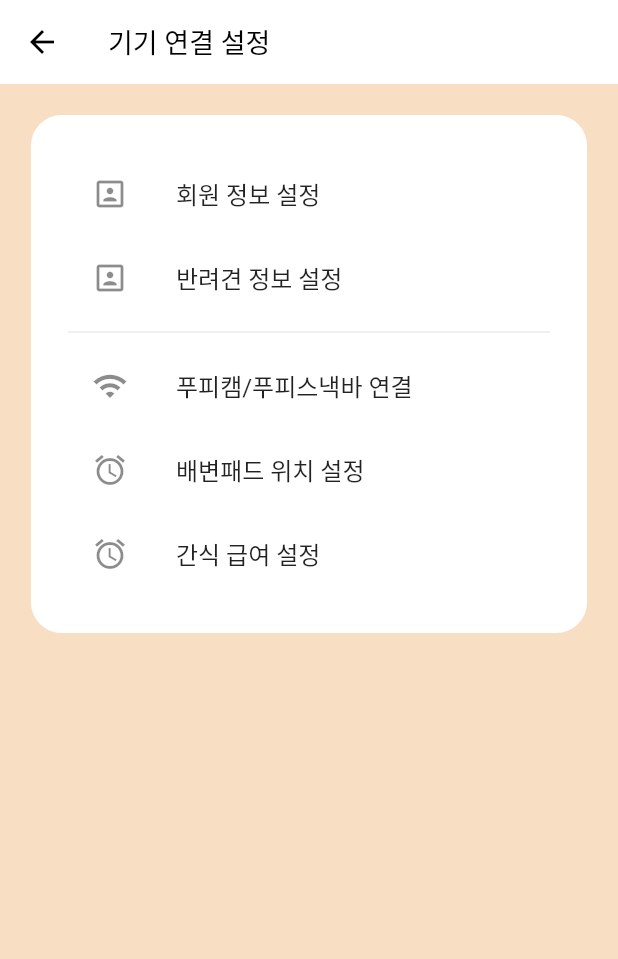
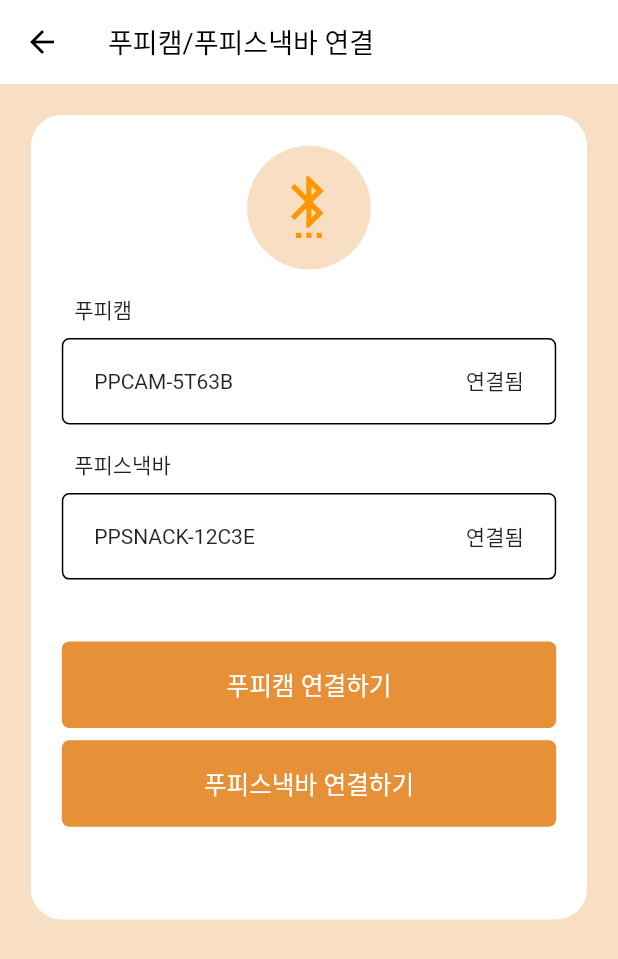
Before and after one commit to livlikwav/GoodPooPee_frontend, a Flutter app: the SettingDeviceScreen screen opened by its route, on a phone screen of 412 x 824 dp. Shown: the top 959 px of the screen. Run offline on Flutter 3.47's test engine with Material 2 defaults, Android fonts, the phone set to English and light mode, and no system bars; our stand-ins replace fl_chart, flutter_slidable, flutter_svg; missing offline and left inert: fab_circular_menu.

Commit message:
Refine first screen of setting:device

```diff
--- a/gpp_app/lib/screens/settings/screens/device.dart
+++ b/gpp_app/lib/screens/settings/screens/device.dart
@@ -1,13 +1,25 @@
 import 'package:flutter/material.dart';
-import 'package:gpp_app/routes.dart';
+import 'package:gpp_app/constants/assets.dart';
 import 'package:gpp_app/util/size_config.dart';
+import 'package:gpp_app/widgets/custom_text_field.dart';
+import 'package:gpp_app/widgets/default_button.dart';
 
-class SettingDeviceScreen extends StatelessWidget {
+class SettingDeviceScreen extends StatefulWidget {
+  @override
+  _SettingDeviceScreenState createState() => _SettingDeviceScreenState();
+}
+
+class _SettingDeviceScreenState extends State<SettingDeviceScreen> {
+  String nickname = '원씽';
+  String nicknameHint = '새 닉네임을 입력하세요';
+  String email = 'Gaonrudal@gmail.com';
+  String emailHint = '이것이 보이면 오류입니다';
+
   @override
   Widget build(BuildContext context) {
     return Scaffold(
       primary: true,
-      appBar: AppBar(title: Text('기기 연결 설정')),
+      appBar: AppBar(title: Text('푸피캠/푸피스낵바 연결')),
       body: _buildBody(context),
     );
   }
@@ -27,47 +39,28 @@ class SettingDeviceScreen extends StatelessWidget {
           child: Column(
             children: [
               Container(
+                padding: EdgeInsets.all(getBlockSizeHorizontal(5)),
                 decoration: BoxDecoration(
                   color: Colors.white,
                   borderRadius:
                       BorderRadius.circular(getBlockSizeHorizontal(5)),
                 ),
-                child: ListView(
-                  physics: const NeverScrollableScrollPhysics(),
-                  shrinkWrap: true,
-                  padding: EdgeInsets.all(getBlockSizeVertical(3)),
-                  children: <Widget>[
-                    ListTile(
-                      leading: Icon(Icons.portrait),
-                      title: Text('회원 정보 설정'),
-                      onTap: () =>
-                          Navigator.of(context).pushNamed(Routes.report),
-                    ),
-                    ListTile(
-                      leading: Icon(Icons.portrait),
-                      title: Text('반려견 정보 설정'),
-                      onTap: () =>
-                          Navigator.of(context).pushNamed(Routes.report),
-                    ),
-                    Divider(),
-                    ListTile(
-                      leading: Icon(Icons.wifi),
-                      title: Text('푸피캠/푸피스낵바 연결'),
-                      onTap: () =>
-                          Navigator.of(context).pushNamed(Routes.report),
-                    ),
-                    ListTile(
-                      leading: Icon(Icons.access_alarm),
-                      title: Text('배변패드 위치 설정'),
-                      onTap: () =>
-                          Navigator.of(context).pushNamed(Routes.report),
-                    ),
-                    ListTile(
-                      leading: Icon(Icons.access_alarm),
-                      title: Text('간식 급여 설정'),
-                      onTap: () =>
-                          Navigator.of(context).pushNamed(Routes.report),
-                    ),
+                child: Column(
+                  children: [
+                    _deviceAvatar(),
+                    SizedBox(
+                        width: getBlockSizeHorizontal(80),
+                        height: getBlockSizeVertical(1)),
+                    _subtitle('푸피캠'),
+                    _buildTextBox('PPCAM-5T63B', '연결됨'),
+                    SizedBox(height: getBlockSizeVertical(1)),
+                    _subtitle('푸피스낵바'),
+                    _buildTextBox('PPSNACK-12C3E', '연결됨'),
+                    SizedBox(height: getBlockSizeVertical(5)),
+                    DefaultButton(text: '푸피캠 연결하기', press: _connectPpcam),
+                    SizedBox(height: getBlockSizeVertical(1)),
+                    DefaultButton(text: '푸피스낵바 연결하기', press: _connectPpsnack),
+                    SizedBox(height: getBlockSizeVertical(5)),
                   ],
                 ),
               ),
@@ -75,4 +68,56 @@ class SettingDeviceScreen extends StatelessWidget {
           )),
     );
   }
+
+  Widget _buildTextBox(String name, String status) {
+    return Container(
+      padding: EdgeInsets.symmetric(horizontal: getBlockSizeHorizontal(5)),
+      height: getBlockSizeVertical(7),
+      decoration: BoxDecoration(
+        color: Colors.white,
+        borderRadius: BorderRadius.circular(5),
+        border: Border.all(
+          color: Colors.black,
+          width: 1.0,
+        ),
+      ),
+      child: Row(
+        mainAxisAlignment: MainAxisAlignment.spaceBetween,
+        children: [
+          Text(name),
+          Text(status),
+        ],
+      ),
+    );
+  }
+
+  CircleAvatar _deviceAvatar() {
+    return CircleAvatar(
+      radius: getBlockSizeHorizontal(10),
+      child: Icon(
+        Icons.settings_bluetooth,
+        color: Colors.orange,
+        size: getBlockSizeHorizontal(10),
+      ),
+    );
+  }
+
+  Align _subtitle(String text) {
+    return Align(
+      child: Padding(
+          padding: EdgeInsets.all(
+            getBlockSizeHorizontal(2),
+          ),
+          child: Text(text)),
+      alignment: Alignment.centerLeft,
+    );
+  }
+
+  void _connectPpcam() {
+    print('connect ppcam tapped');
+  }
+
+  void _connectPpsnack() {
+    print('connect ppsnack tapped');
+  }
 }
```
Also changed, not shown: gpp_app/lib/screens/settings/screens/pad.dart (+7 -35 lines).
